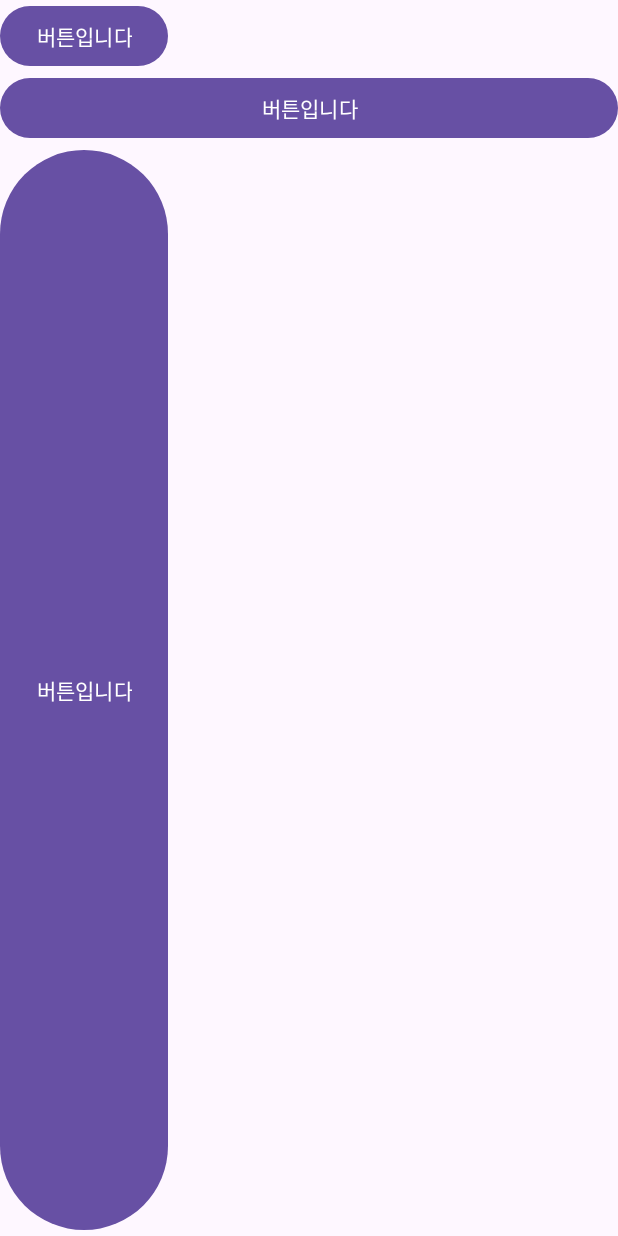
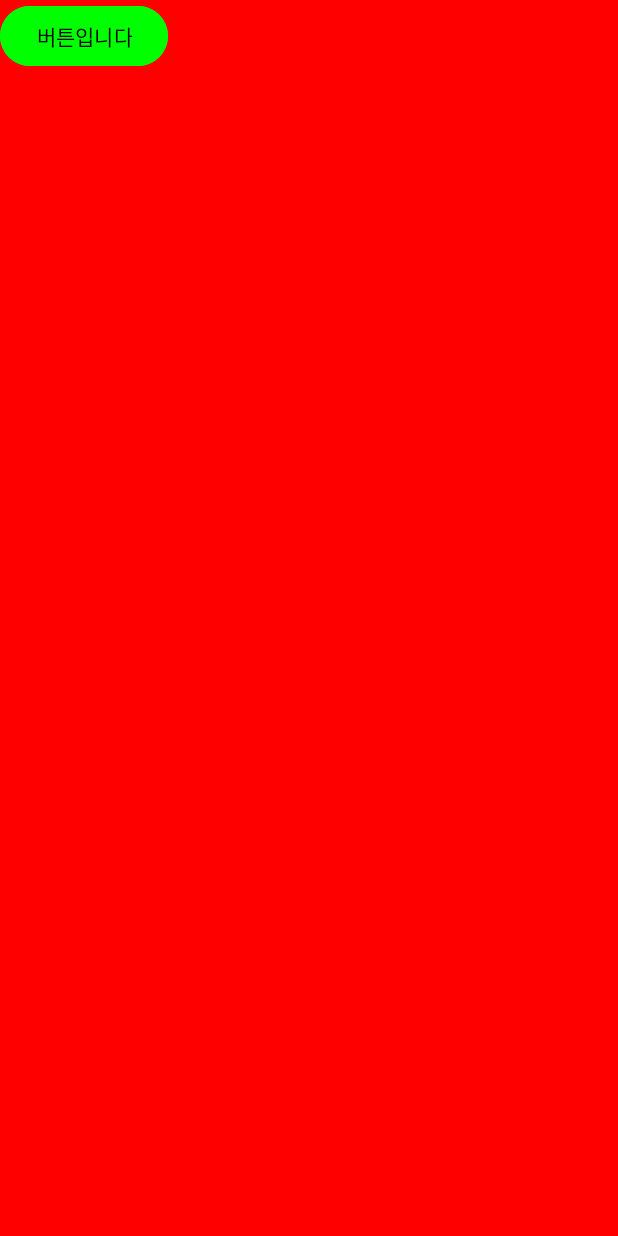
Before and after one commit to Barkyeongchan/Android_tutorial, an Android app: the screen it shows after launch (MainActivity), on a phone screen of 412 x 824 dp. Run offline under Robolectric (Android 15) with nearby library versions, the phone set to English and light mode, and no system bars.

Commit message:
background 속성 XML 생성

```diff
--- a/app/src/main/res/layout/activity_main.xml
+++ b/app/src/main/res/layout/activity_main.xml
@@ -3,30 +3,15 @@
     android:layout_width="match_parent"
     android:layout_height="match_parent"
     xmlns:app="http://schemas.android.com/apk/res-auto"
-    android:orientation="vertical">
+    android:orientation="vertical"
+    android:background="@color/red">
 
     <Button
         android:layout_width="wrap_content"
         android:layout_height="wrap_content"
         android:text="버튼입니다"
-        ></Button>
-
-    <Button
-        android:layout_width="match_parent"
-        android:layout_height="wrap_content"
-        android:text="버튼입니다"
-        ></Button>
-
-    <Button
-        android:layout_width="wrap_content"
-        android:layout_height="match_parent"
-        android:text="버튼입니다"
-        ></Button>
-
-    <Button
-        android:layout_width="match_parent"
-        android:layout_height="match_parent"
-        android:text="버튼입니다"
+        android:backgroundTint="@color/green"
+        android:textColor="@color/black"
         ></Button>
 
 </LinearLayout>
```
